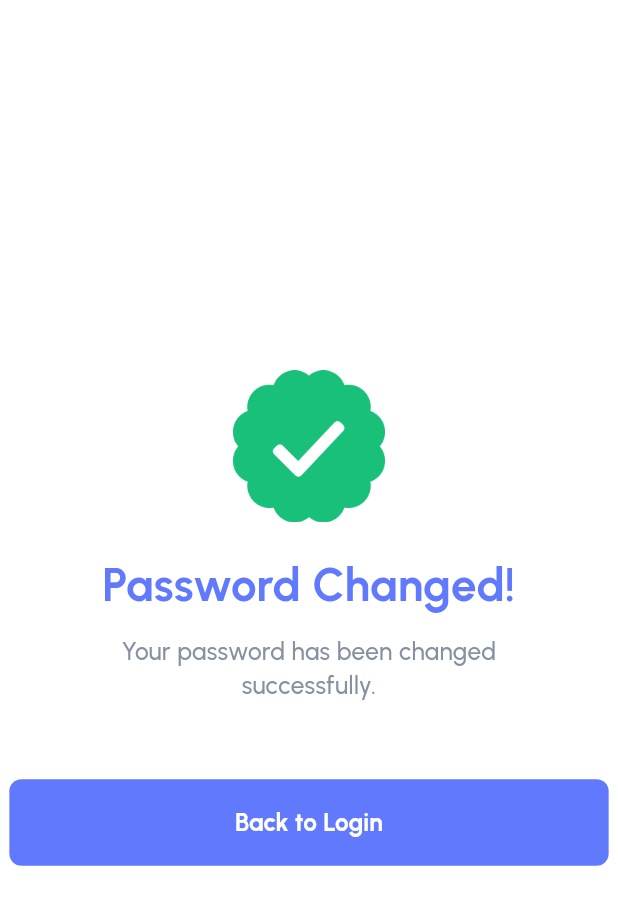
After one commit to sohibemad122/finance_ui, a Flutter app: the CreateNewPassword screen opened by its route, after a tap on "Reset Password", on a phone screen of 412 x 824 dp. The commit adds this screen. Shown: the top 905 px of the screen. Run offline on Flutter 3.47's test engine with Material 3 defaults, Android fonts, the phone set to English and light mode, and no system bars; our stand-ins replace flutter_screenutil.

Commit message:
add password change page

```diff
--- a/lib/core/routing/app_router.dart
+++ b/lib/core/routing/app_router.dart
@@ -1,5 +1,6 @@
 import 'package:finance_ui/core/routing/routes.dart';
 import 'package:finance_ui/feature/CreateNewPassword/ui/create_new_password.dart';
+import 'package:finance_ui/feature/CreateNewPassword/ui/pass_change_page.dart';
 import 'package:finance_ui/feature/forgotPass/ui/otp_verification.dart';
 import 'package:finance_ui/feature/forgotPass/ui/forgot_pass.dart';
 import 'package:finance_ui/feature/login/ui/login_page.dart';
@@ -28,6 +29,9 @@ class AppRouter {
       case Routes.createNewPassword:
         return MaterialPageRoute(builder: (_) => const CreateNewPassword());
 
+      case Routes.passChangePage:
+        return MaterialPageRoute(builder: (_) => const PassChangePage());
+
       default:
         return null;
     }
--- a/lib/core/routing/routes.dart
+++ b/lib/core/routing/routes.dart
@@ -5,4 +5,5 @@ class Routes {
   static const String forgotPassPage = '/forgotPassPage';
   static const String otpVerificationPage = '/otpVerification';
   static const String createNewPassword = '/createNewPassword';
+  static const String passChangePage = '/passChangePage';
 }
--- a/lib/feature/CreateNewPassword/ui/create_new_password.dart
+++ b/lib/feature/CreateNewPassword/ui/create_new_password.dart
@@ -1,14 +1,71 @@
+import 'package:finance_ui/core/helpers/extension.dart';
+import 'package:finance_ui/core/helpers/spacing.dart';
+import 'package:finance_ui/core/routing/routes.dart';
+import 'package:finance_ui/core/theme/text_style.dart';
+import 'package:finance_ui/core/widgets/app_text_button.dart';
+import 'package:finance_ui/core/widgets/app_text_form_field.dart';
+import 'package:finance_ui/core/widgets/welcome_text.dart';
 import 'package:flutter/material.dart';
+import 'package:flutter_screenutil/flutter_screenutil.dart';
 
 class CreateNewPassword extends StatelessWidget {
   const CreateNewPassword({super.key});
 
   @override
   Widget build(BuildContext context) {
-    return Column(
-      children: [
+    return Scaffold(
+      backgroundColor: Colors.white,
+      body: SafeArea(
+        child: Column(
+          crossAxisAlignment: CrossAxisAlignment.start,
+          children: [
+            const WelcomeText(welcomeText: 'Create new password'),
+            verticalSpace(15),
+            Padding(
+              padding: const EdgeInsets.symmetric(horizontal: 18.0),
 
-      ],
+              child: Text(
+                'Your new password must be unique from those previously used.',
+                style: TextStyles.font16GrayMedium,
+              ),
+            ),
+
+            verticalSpace(30),
+
+            Padding(
+              padding: const EdgeInsets.symmetric(horizontal: 18.0),
+              child: AppTextFormField(
+                validator: (value) {},
+                hinttext: 'New password',
+              ),
+            ),
+            verticalSpace(20),
+            Padding(
+              padding: const EdgeInsets.symmetric(horizontal: 18.0),
+              child: AppTextFormField(
+                validator: (value) {},
+                hinttext: 'Confirm password',
+              ),
+            ),
+            verticalSpace(50),
+
+            Center(
+              child: AppTextButton(
+                buttonWidth: 331.w,
+                buttonHeight: 56.h,
+                buttonText: 'Reset Password',
+                textStyle: TextStyles.font15whiteSemiBold,
+                onPressed: () => context.pushNamedAndRemoveUntil(
+                  Routes.passChangePage,
+                  predicate: (Route<dynamic> route) {
+                    return false;
+                  },
+                ),
+              ),
+            ),
+          ],
+        ),
+      ),
     );
   }
 }
--- /dev/null
+++ b/lib/feature/CreateNewPassword/ui/pass_change_page.dart
@@ -0,0 +1,60 @@
+import 'package:finance_ui/core/helpers/extension.dart';
+import 'package:finance_ui/core/helpers/spacing.dart';
+import 'package:finance_ui/core/routing/routes.dart';
+import 'package:finance_ui/core/theme/text_style.dart';
+import 'package:finance_ui/core/widgets/app_text_button.dart';
+import 'package:flutter/material.dart';
+import 'package:flutter_screenutil/flutter_screenutil.dart';
+
+class PassChangePage extends StatelessWidget {
+  const PassChangePage({super.key});
+
+  @override
+  Widget build(BuildContext context) {
+    return Scaffold(
+      backgroundColor: Colors.white,
+      body: SafeArea(
+        child: Center(
+          child: Column(
+            mainAxisAlignment: MainAxisAlignment.center,
+            crossAxisAlignment: CrossAxisAlignment.center,
+            children: [
+              Image.asset(
+                'assets/images/Sticker.png',
+                width: 100.w,
+                height: 100.h,
+                fit: BoxFit.contain,
+              ),
+
+              verticalSpace(20),
+
+              Text(
+                'Password Changed!',
+                style: TextStyles.font30DarkBlueBold,
+                textAlign: TextAlign.center,
+              ),
+
+              verticalSpace(10),
+
+              Text(
+                'Your password has been changed\nsuccessfully.',
+                style: TextStyles.font16GrayMedium,
+                textAlign: TextAlign.center,
+              ),
+
+              verticalSpace(50),
+
+              AppTextButton(
+                buttonHeight: 56.h,
+                buttonWidth: 331.w,
+                buttonText: 'Back to Login',
+                textStyle: TextStyles.font15whiteSemiBold,
+                onPressed: () => context.pushNamed(Routes.loginPage),
+              ),
+            ],
+          ),
+        ),
+      ),
+    );
+  }
+}
--- a/lib/feature/forgotPass/ui/otp_verification.dart
+++ b/lib/feature/forgotPass/ui/otp_verification.dart
@@ -1,4 +1,6 @@
+import 'package:finance_ui/core/helpers/extension.dart';
 import 'package:finance_ui/core/helpers/spacing.dart';
+import 'package:finance_ui/core/routing/routes.dart';
 import 'package:finance_ui/core/theme/text_style.dart';
 import 'package:finance_ui/core/widgets/app_text_button.dart';
 import 'package:finance_ui/core/widgets/dont_have_account_and_already_have_account.dart';
@@ -34,9 +36,9 @@ class OtpVerification extends StatelessWidget {
               child: AppTextButton(
                 buttonWidth: 331.w,
                 buttonHeight: 56.h,
-                buttonText: 'Verification',
+                buttonText: 'Verify',
                 textStyle: TextStyles.font15whiteSemiBold,
-                onPressed: () {},
+                onPressed: () => context.pushNamed(Routes.createNewPassword),
               ),
             ),
             verticalSpace(50),
--- a/lib/finance_app.dart
+++ b/lib/finance_app.dart
@@ -27,8 +27,9 @@ class FinanceApp extends StatelessWidget {
                 statusBarColor: Colors.transparent,
                 statusBarIconBrightness: Brightness.dark,
 
-                systemNavigationBarColor: Colors.transparent,
-                systemNavigationBarIconBrightness: Brightness.light,
+                systemNavigationBarColor: Colors.white,
+                systemNavigationBarIconBrightness: Brightness.dark,
+                systemNavigationBarContrastEnforced: true,
               ),
             );
 
--- a/lib/main_development.dart
+++ b/lib/main_development.dart
@@ -1,11 +1,22 @@
 import 'package:finance_ui/core/routing/app_router.dart';
 import 'package:finance_ui/finance_app.dart';
 import 'package:flutter/material.dart';
+import 'package:flutter/services.dart';
 import 'package:flutter_screenutil/flutter_screenutil.dart';
 
 void main() async {
   WidgetsFlutterBinding.ensureInitialized();
   await ScreenUtil.ensureScreenSize();
+  SystemChrome.setSystemUIOverlayStyle(
+    const SystemUiOverlayStyle(
+      statusBarColor: Colors.transparent,
+      statusBarIconBrightness: Brightness.dark,
+
+      systemNavigationBarColor: Colors.white,
+      systemNavigationBarIconBrightness: Brightness.dark,
+      systemNavigationBarContrastEnforced: true,
+    ),
+  );
 
   runApp(FinanceApp(appRouter: AppRouter()));
 }
--- a/lib/main_production.dart
+++ b/lib/main_production.dart
@@ -6,9 +6,14 @@ import 'package:flutter/services.dart';
 void main() {
   SystemChrome.setSystemUIOverlayStyle(
     const SystemUiOverlayStyle(
-      statusBarColor: Colors.white,
-      statusBarIconBrightness: Brightness.light,
+      statusBarColor: Colors.transparent,
+      statusBarIconBrightness: Brightness.dark,
+
+      systemNavigationBarColor: Colors.white,
+      systemNavigationBarIconBrightness: Brightness.dark,
+      systemNavigationBarContrastEnforced: true,
     ),
   );
+
   runApp(FinanceApp(appRouter: AppRouter()));
 }
```
Also changed, not shown: assets/images/Sticker.png (added).
